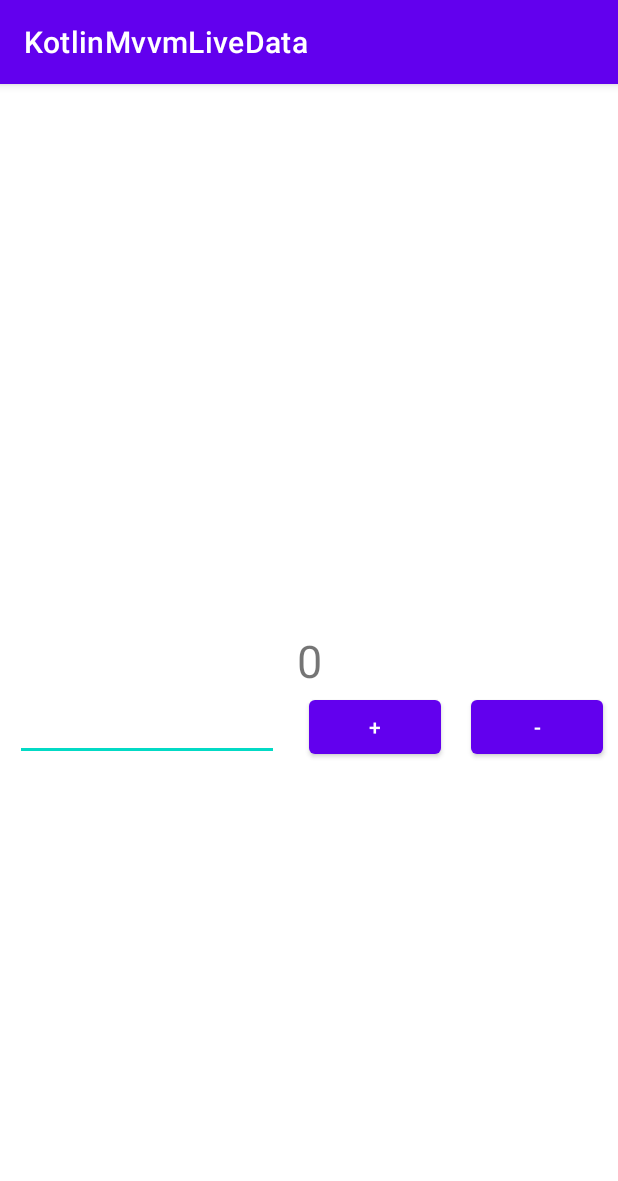
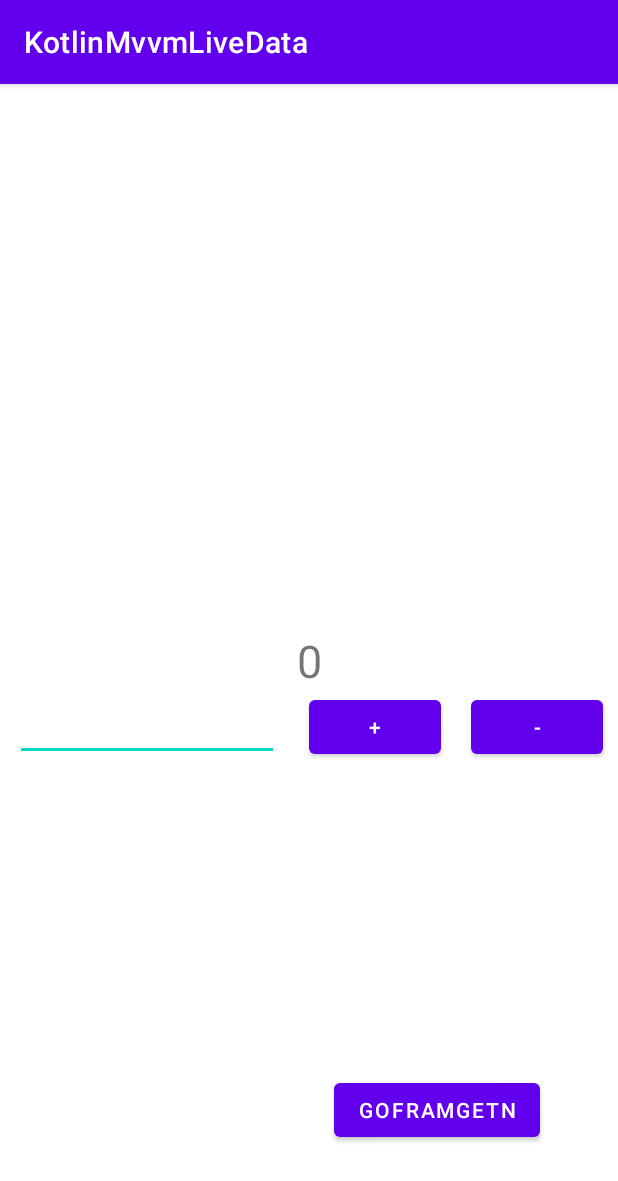
Before and after one commit to kimriri/kotlinmvvm, an Android app: the screen it shows after launch (MainActivity), on a phone screen of 412 x 824 dp. Shown: the top 1181 px of the screen. Run offline under Robolectric (Android 15) with nearby library versions, the phone set to English and light mode, and no system bars.

Commit message:
Fragment

```diff
--- a/app/build.gradle
+++ b/app/build.gradle
@@ -49,6 +49,8 @@ dependencies {
     implementation "androidx.lifecycle:lifecycle-viewmodel-ktx:2.5.1"
     implementation "androidx.lifecycle:lifecycle-livedata-ktx:2.5.1"
     implementation "androidx.lifecycle:lifecycle-livedata-core-ktx:2.5.1"
+    implementation "androidx.fragment:fragment-ktx:1.5.2"
+
 
 
 
--- a/app/src/main/java/com/programmers/myapplication/MainActivity.kt
+++ b/app/src/main/java/com/programmers/myapplication/MainActivity.kt
@@ -1,8 +1,14 @@
 package com.programmers.myapplication
 
+import android.app.PendingIntent.getActivity
+import android.content.Intent
 import androidx.appcompat.app.AppCompatActivity
 import android.os.Bundle
 import android.util.Log
+import android.view.View
+import androidx.fragment.app.add
+import androidx.fragment.app.commit
+import androidx.fragment.app.replace
 import androidx.lifecycle.ViewModelProvider
 import com.programmers.myapplication.databinding.ActivityMainBinding
 
@@ -29,7 +35,20 @@ class MainActivity : AppCompatActivity() {
             myNumberViewModel.updateValue(ActionType.PULS,binding.userInputEdittext.text.toString().toInt())}
         binding.minusBtn.setOnClickListener{
             myNumberViewModel.updateValue(ActionType.MINUS,binding.userInputEdittext.text.toString().toInt())}
-    }
+
+        binding.goFragmentBtn.setOnClickListener {
+            supportFragmentManager.commit {
+                setReorderingAllowed(true)
+                replace<SubFragment>(R.id.fragment_container_view)
+            }
+        }
 
 
+        binding.goFragmentBtn.setOnClickListener {
+            supportFragmentManager.commit {
+                setReorderingAllowed(true)
+                replace<SubFragment>(R.id.fragment_container_view)
+            }
+        }
+    }
 }
--- a/app/src/main/java/com/programmers/myapplication/MyNumberViewModel.kt
+++ b/app/src/main/java/com/programmers/myapplication/MyNumberViewModel.kt
@@ -1,6 +1,10 @@
 package com.programmers.myapplication
 
+import android.os.Parcel
+import android.os.Parcelable
 import android.util.Log
+import androidx.fragment.app.Fragment
+import androidx.fragment.app.activityViewModels
 import androidx.lifecycle.LiveData
 import androidx.lifecycle.MutableLiveData
 import androidx.lifecycle.ViewModel
--- a/app/src/main/res/layout/activity_main.xml
+++ b/app/src/main/res/layout/activity_main.xml
@@ -51,5 +51,31 @@
         app:layout_constraintStart_toEndOf="@+id/plusBtn"
         app:layout_constraintTop_toBottomOf="@+id/numberTextView" />
 
+    <Button
+        android:id="@+id/goFragmentBtn"
+        android:layout_width="wrap_content"
+        android:layout_height="wrap_content"
+        android:layout_marginEnd="52dp"
+        android:layout_marginBottom="60dp"
+        android:text="@string/goFramgetn"
+        app:layout_constraintBottom_toBottomOf="parent"
+        app:layout_constraintEnd_toEndOf="parent" />
+
+
+    <FrameLayout
+        android:id="@+id/FragmentFrame"
+        android:layout_width="match_parent"
+        android:layout_height="50dp"
+        app:layout_constraintBottom_toTopOf="@+id/numberTextView"
+        app:layout_constraintEnd_toEndOf="parent"
+        app:layout_constraintStart_toStartOf="parent"
+        app:layout_constraintTop_toTopOf="parent">
+
+        <androidx.fragment.app.FragmentContainerView
+            android:id="@+id/fragment_container_view"
+            android:layout_width="match_parent"
+            android:layout_height="match_parent" />
+
+    </FrameLayout>
 
 </androidx.constraintlayout.widget.ConstraintLayout>
--- a/app/src/main/res/values/strings.xml
+++ b/app/src/main/res/values/strings.xml
@@ -2,4 +2,5 @@
     <string name="app_name">KotlinMvvmLiveData</string>
     <string name="plus">+</string>
     <string name="minus">-</string>
+    <string name="goFramgetn">goFramgetn</string>
 </resources>
```
Also changed, not shown: app/src/main/java/com/programmers/myapplication/SubFragment.kt (added, +48 -0 lines), app/src/main/res/layout/sub_fragment.xml (added, +20 -0 lines).
